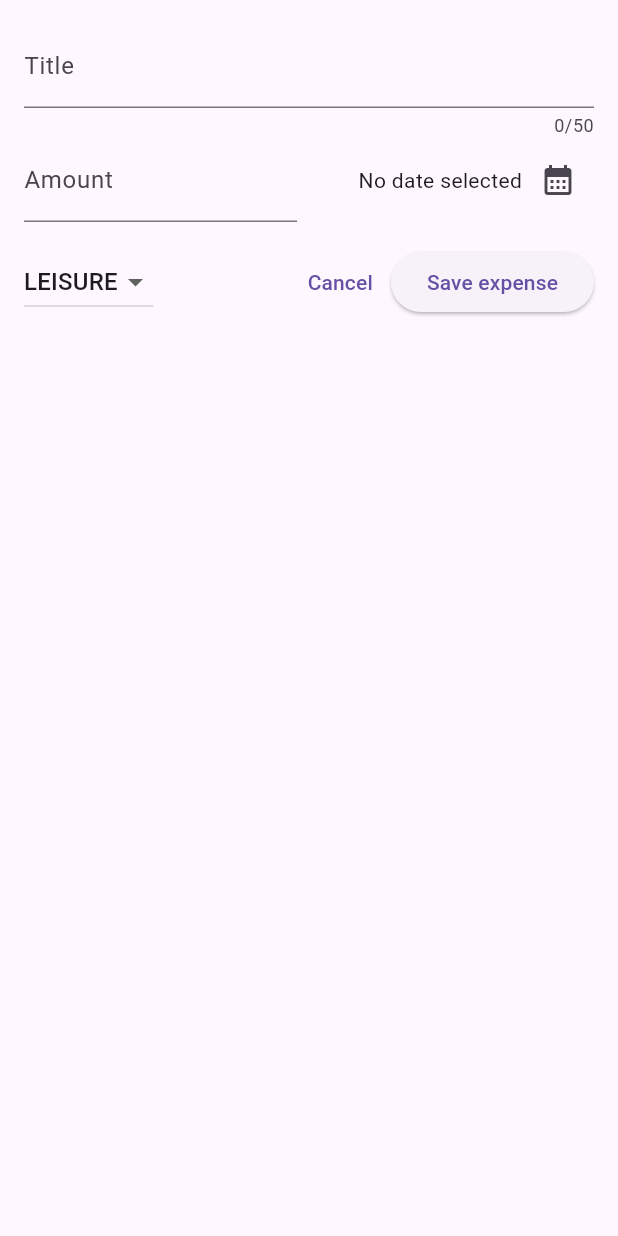
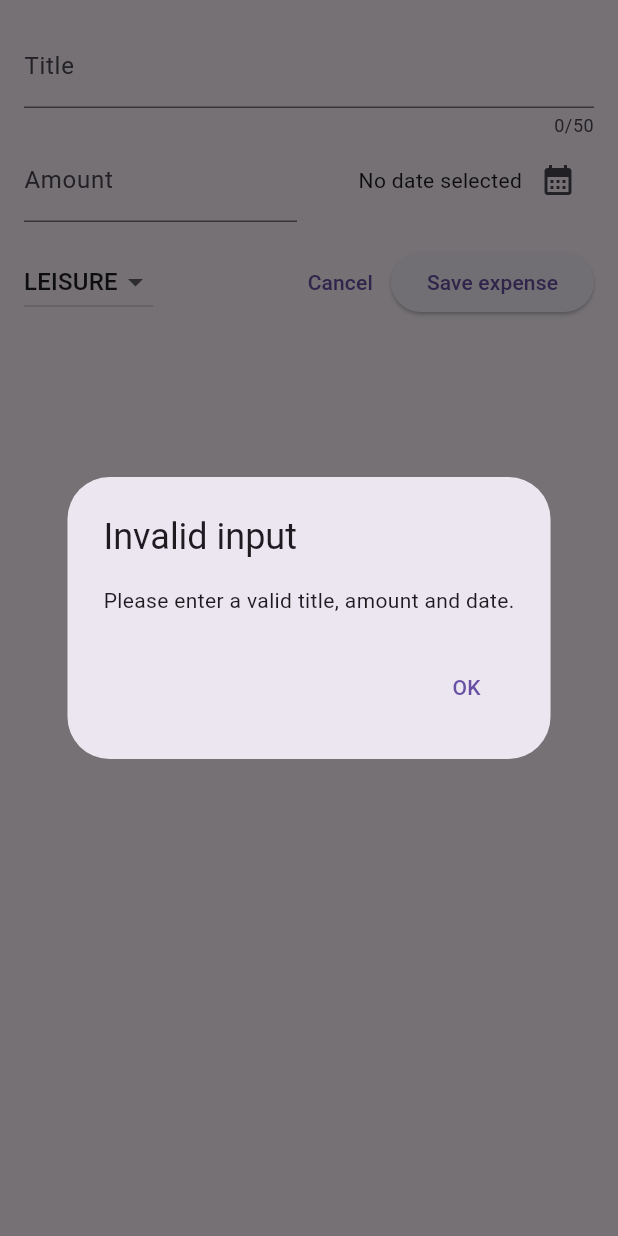
Before and after one commit to ksykko/expense_tracker, a Flutter app: the NewExpense widget shown alone on an empty page, opened directly, after a tap on "Save expense", on a phone screen of 412 x 824 dp. Run offline on Flutter 3.47's test engine with Material 2 defaults, Android fonts, the phone set to English and light mode, and no system bars.

```diff
--- a/lib/widgets/new_expense.dart
+++ b/lib/widgets/new_expense.dart
@@ -28,7 +28,24 @@ class _NewExpenseState extends State<NewExpense> {
     final enteredAmount = double.tryParse(_amountController.text); // if the parsing fails, enteredAmount will be null
     final amountIsInvalid = enteredAmount == null || enteredAmount <= 0; // check if the entered amount is valid
 
-    if (_titleController.text.isEmpty || amountIsInvalid || _selectedDate == null) return;
+    if (_titleController.text.isEmpty || amountIsInvalid || _selectedDate == null) {
+      showDialog(
+        context: context,
+        builder: (ctx) => AlertDialog(
+          title: const Text('Invalid input'),
+          content: const Text('Please enter a valid title, amount and date.'),
+          actions: [
+            TextButton(
+              onPressed: () {
+                Navigator.pop(ctx);
+              },
+              child: const Text('OK'),
+            ),
+          ],
+        ),
+      );
+      return;
+    }
   }
 
   @override // IMPORTANT: dispose the controller when the widget is removed from the widget tree
```
